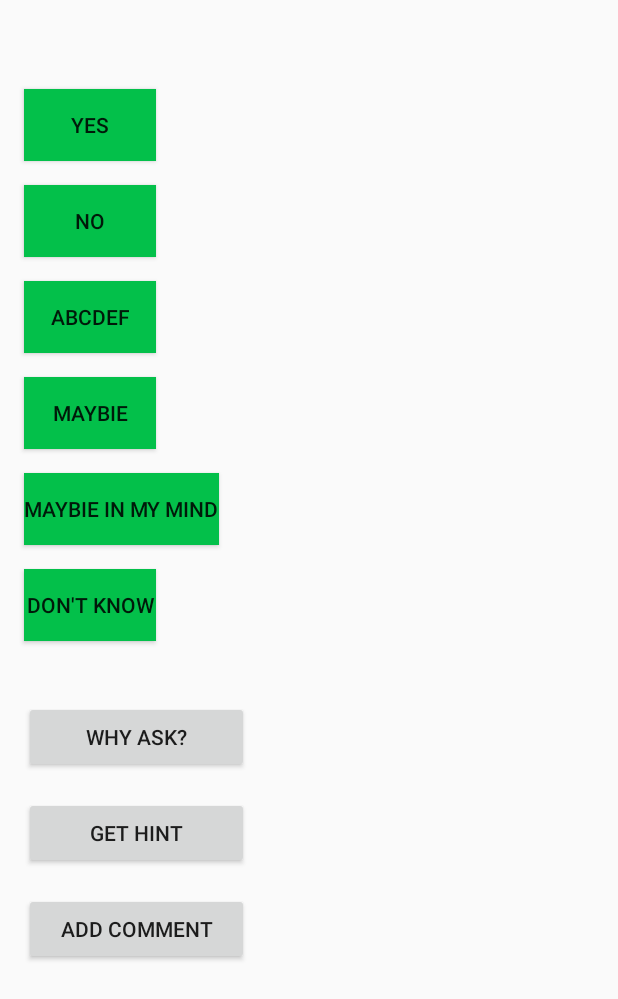
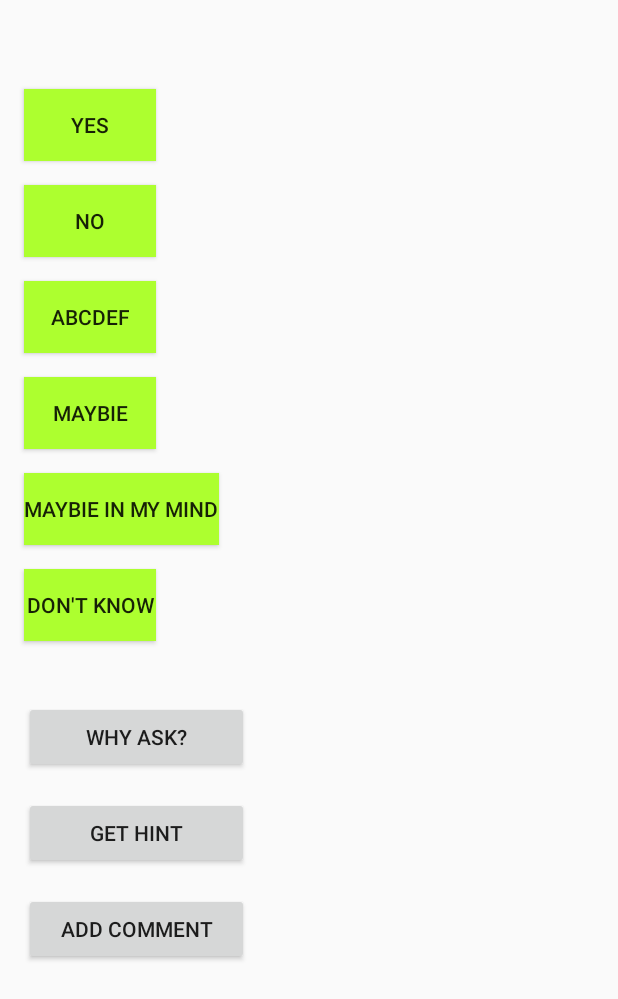
Before and after one commit to MaciejKluczynski/IntraCompanyCrowdsensingV3, an Android app: the ResultActivity screen opened directly, with no data from a screen before it, on a phone screen of 412 x 824 dp. Shown: the top 999 px of the screen. Run offline under Robolectric (Android 15) with nearby library versions, the phone set to English and light mode, and no system bars; 5 statements that could not run were skipped.

Commit message:
change custom green color

```diff
--- a/app/src/main/res/values/colors.xml
+++ b/app/src/main/res/values/colors.xml
@@ -3,7 +3,7 @@
     <color name="purple_200">#FFBB86FC</color>
     <color name="purple_500">#FF6200EE</color>
     <color name="purple_700">#FF3700B3</color>
-    <color name="my_green">#03C04A</color>
+    <color name="my_green">#ADFF2F</color>
     <color name="teal_200">#FF03DAC5</color>
     <color name="teal_700">#FF018786</color>
     <color name="black">#FF000000</color>
```
